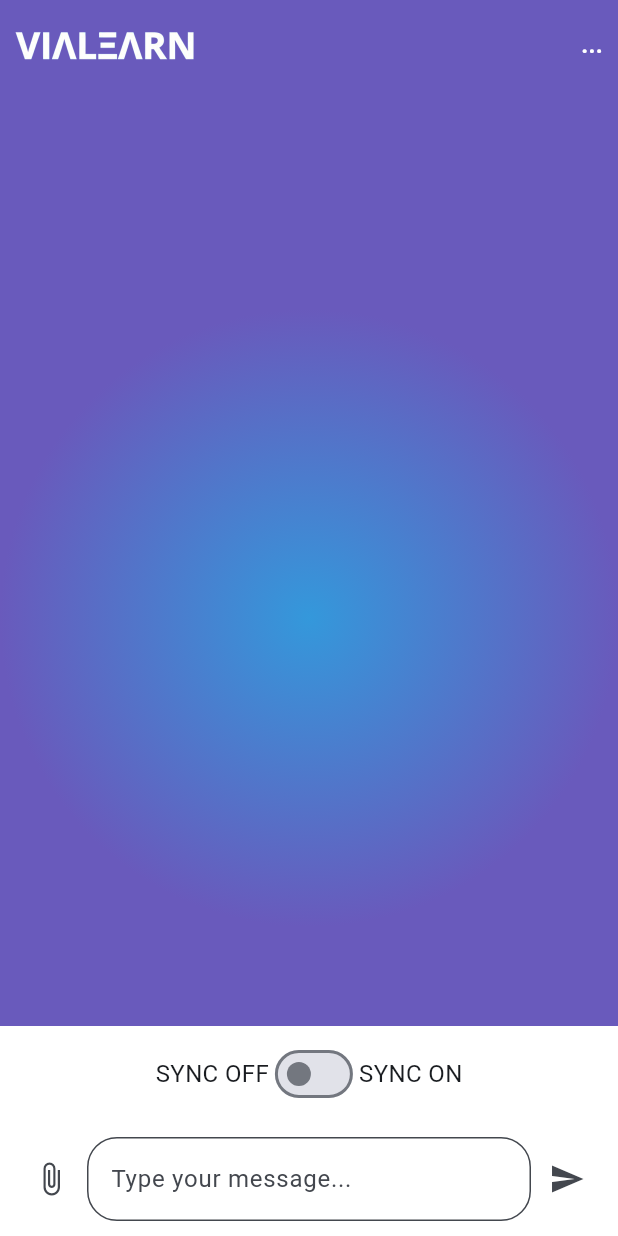
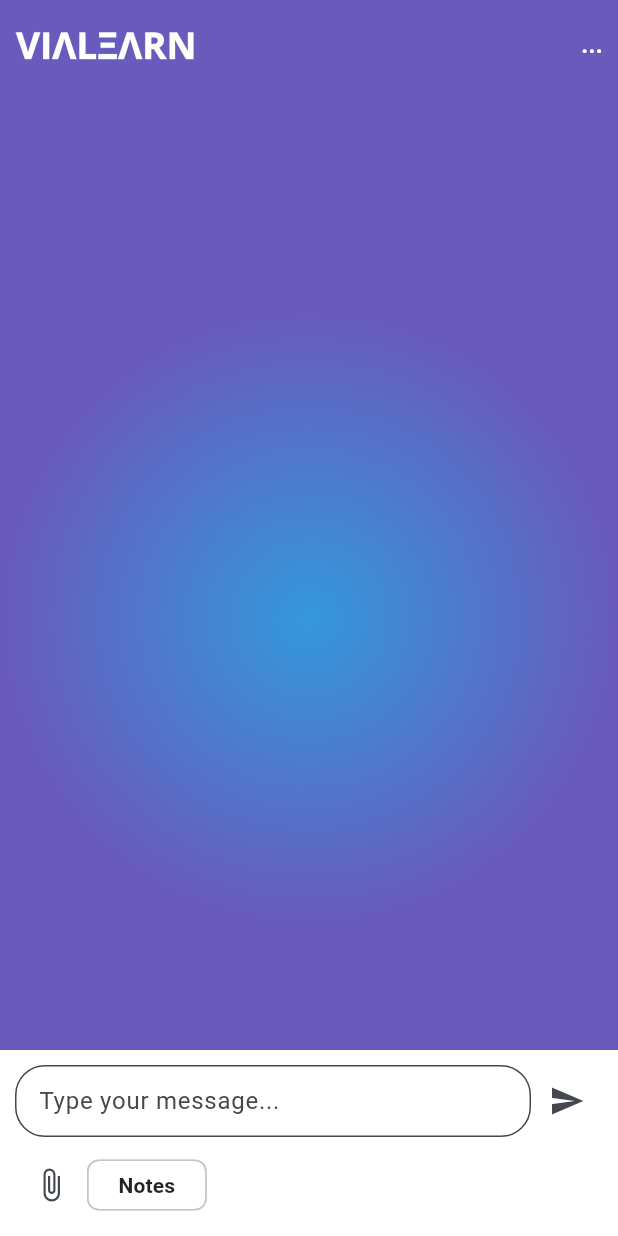
Before and after one commit to Via-Learn/MVP-frontend, a Flutter app: the ChatScreen screen opened by its route, after a tap on the "send" icon, on a phone screen of 412 x 824 dp. Run offline on Flutter 3.47's test engine with Material 3 defaults, Android fonts, the light colour scheme and no system bars; our stand-ins replace animated_text_kit, file_picker, firebase_auth, firebase_core, flutter_markdown, geolocator and 2 more; accounts and stored records are empty.

Commit message:
switched rag on and off toggle with notes activated button; added preview of file uploade; made ui more like chat gpt and smooth.

```diff
--- a/lib/features/chat/presentation/chat_screen.dart
+++ b/lib/features/chat/presentation/chat_screen.dart
@@ -26,6 +26,11 @@ class _ChatScreenState extends State<ChatScreen> {
   bool _isLoading = false;
   String _userName = "";
 
+  bool _notesButtonActive = false;
+  File? _selectedFile;
+  String? _selectedFileName;
+  int? _selectedFileSize;
+
   @override
   void initState() {
     super.initState();
@@ -43,24 +48,37 @@ class _ChatScreenState extends State<ChatScreen> {
 
   void _handleSend() async {
     final text = _inputController.text.trim();
-    if (text.isEmpty) return;
+    if (text.isEmpty && _selectedFile == null) return;
 
+    if (text.isNotEmpty) {
       setState(() {
         _messages.add(ChatMessage(text: text, sender: 'user'));
         _isLoading = true;
       });
+    }
 
     _inputController.clear();
     _scrollToBottom();
 
+    if (_selectedFile != null) {
+      final response = await _chatService.uploadPDF(_selectedFile!);
+      setState(() {
+        _messages.add(response);
+        _selectedFile = null;
+        _selectedFileName = null;
+        _selectedFileSize = null;
+      });
+      _scrollToBottom();
+    }
+
+    if (text.isNotEmpty) {
       final response = await _chatService.send(text, _ragEnabled);
-
       setState(() {
         _messages.add(response);
         _isLoading = false;
       });
-
       _scrollToBottom();
+    }
   }
 
   Future<void> _pickFile() async {
@@ -69,8 +87,26 @@ class _ChatScreenState extends State<ChatScreen> {
       allowedExtensions: ['pdf'],
     );
     if (result != null) {
-      final response = await _chatService.uploadPDF(File(result.files.single.path!));
-      setState(() => _messages.add(response));
+      setState(() {
+        _selectedFile = File(result.files.single.path!);
+        _selectedFileName = result.files.single.name;
+        _selectedFileSize = result.files.single.size;
+      });
+    }
+  }
+
+  void _handleNotesButtonClick() {
+    if (!_notesButtonActive) {
+      setState(() {
+        _notesButtonActive = true;
+      });
+      ScaffoldMessenger.of(context).showSnackBar(
+        const SnackBar(content: Text('Upload your notes to ask questions.'), behavior: SnackBarBehavior.floating),
+      );
+    } else {
+      setState(() {
+        _notesButtonActive = false;
+      });
     }
   }
 
@@ -117,7 +153,7 @@ class _ChatScreenState extends State<ChatScreen> {
                     ? Text(
                         msg.text,
                         style: const TextStyle(
-                          color: Colors.white, // 🆕 User message text white
+                          color: Colors.white,
                           fontSize: 16,
                         ),
                       )
@@ -130,7 +166,7 @@ class _ChatScreenState extends State<ChatScreen> {
                               color: Colors.black87,
                               fontSize: 16,
                             ),
-                            speed: const Duration(milliseconds: 30), // Typing speed
+                            speed: const Duration(milliseconds: 30),
                           ),
                         ],
                       ),
@@ -194,23 +230,108 @@ class _ChatScreenState extends State<ChatScreen> {
     );
   }
 
+  String _formatBytes(int bytes) {
+    if (bytes < 1024) return "$bytes B";
+    if (bytes < 1024 * 1024) return "${(bytes / 1024).toStringAsFixed(1)} KB";
+    return "${(bytes / (1024 * 1024)).toStringAsFixed(1)} MB";
+  }
+
+  Widget _buildFilePreview() {
+    if (_selectedFileName == null) return const SizedBox.shrink();
+    return Container(
+      margin: const EdgeInsets.only(bottom: 8),
+      padding: const EdgeInsets.symmetric(horizontal: 12, vertical: 8),
+      decoration: BoxDecoration(
+        color: Colors.grey[200],
+        borderRadius: BorderRadius.circular(20),
+      ),
+      child: Row(
+        mainAxisSize: MainAxisSize.min,
+        children: [
+          const Icon(Icons.picture_as_pdf, color: Colors.redAccent, size: 20),
+          const SizedBox(width: 6),
+          Flexible(
+            child: Text(
+              _selectedFileName!,
+              overflow: TextOverflow.ellipsis,
+              style: const TextStyle(fontSize: 14),
+            ),
+          ),
+          if (_selectedFileSize != null) ...[
+            const SizedBox(width: 6),
+            Text(
+              _formatBytes(_selectedFileSize!),
+              style: const TextStyle(fontSize: 12, color: Colors.black54),
+            ),
+          ],
+          const SizedBox(width: 8),
+          GestureDetector(
+            onTap: () {
+              setState(() {
+                _selectedFile = null;
+                _selectedFileName = null;
+                _selectedFileSize = null;
+              });
+            },
+            child: const Icon(Icons.close, size: 18),
+          ),
+        ],
+      ),
+    );
+  }
+
   Widget _buildInputBar() {
     return Container(
       padding: const EdgeInsets.all(10),
       color: AppColors.inputFill,
-      child: Row(
+      child: Column(
         children: [
-          IconButton(icon: const Icon(Icons.attach_file), onPressed: _pickFile),
+          AnimatedSwitcher(
+            duration: const Duration(milliseconds: 300),
+            child: _buildFilePreview(),
+          ),
+          Row(
+            children: [
               Expanded(
                 child: TextField(
                   controller: _inputController,
                   decoration: const InputDecoration(
                     hintText: 'Type your message...',
-                border: OutlineInputBorder(borderRadius: BorderRadius.all(Radius.circular(20))),
+                    border: OutlineInputBorder(
+                      borderRadius: BorderRadius.all(Radius.circular(20)),
+                    ),
+                    contentPadding: EdgeInsets.symmetric(horizontal: 12, vertical: 10),
                   ),
                 ),
               ),
-          IconButton(icon: const Icon(Icons.send), onPressed: _handleSend),
+              IconButton(
+                icon: const Icon(Icons.send),
+                onPressed: _handleSend,
+              ),
+            ],
+          ),
+          const SizedBox(height: 8),
+          Row(
+            children: [
+              IconButton(
+                icon: const Icon(Icons.attach_file),
+                onPressed: _pickFile,
+                tooltip: "Upload",
+              ),
+              ChoiceChip(
+                label: const Text('Notes'),
+                selected: _notesButtonActive,
+                onSelected: (_) => _handleNotesButtonClick(),
+                selectedColor: Colors.blueAccent,
+                backgroundColor: Colors.white,
+                labelStyle: TextStyle(
+                  color: _notesButtonActive ? Colors.white : Colors.black87,
+                  fontWeight: FontWeight.bold,
+                ),
+                padding: const EdgeInsets.symmetric(horizontal: 12),
+              ),
+            ],
+          ),
         ],
       ),
     );
@@ -236,24 +357,6 @@ class _ChatScreenState extends State<ChatScreen> {
     );
   }
 
-  Widget _buildRagToggle() {
-    return Container(
-      padding: const EdgeInsets.symmetric(horizontal: 10, vertical: 8),
-      color: AppColors.inputFill,
-      child: Row(
-        mainAxisAlignment: MainAxisAlignment.center,
-        children: [
-          const Text("SYNC OFF"),
-          Switch(
-            value: _ragEnabled,
-            onChanged: (v) => setState(() => _ragEnabled = v),
-          ),
-          const Text("SYNC ON"),
-        ],
-      ),
-    );
-  }
-
   @override
   Widget build(BuildContext context) {
     return Scaffold(
@@ -273,7 +376,6 @@ class _ChatScreenState extends State<ChatScreen> {
               children: [
                 _buildHeader(),
                 Expanded(child: _buildChatMessages()),
-                _buildRagToggle(),
                 _buildInputBar(),
               ],
             ),
```
Lines whose indentation alone changed are shown as unchanged.
